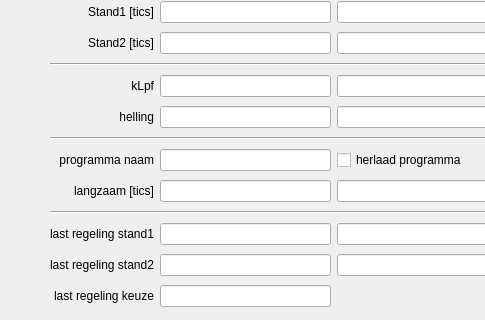
First picture: the form in baanUI/QtRegelaarInstellingenDialoog.ui, repository Zoev89/baan, before the edit; both pictures show x 0 to 485 and y 293 to 613 of the 696 by 696 pixel window.
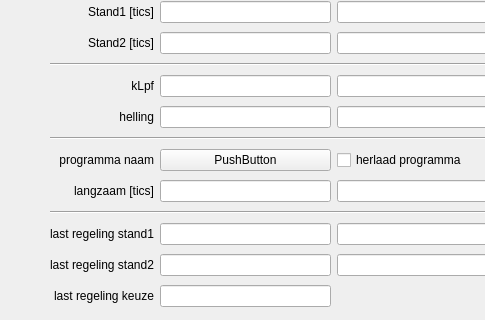
Second picture: the form after the edit.

Patch:
```diff
--- a/baanUI/QtRegelaarInstellingenDialoog.ui
+++ b/baanUI/QtRegelaarInstellingenDialoog.ui
@@ -306,9 +306,6 @@
       </property>
      </widget>
     </item>
-    <item row="16" column="1">
-     <widget class="QLineEdit" name="programmaNaam"/>
-    </item>
     <item row="13" column="1">
      <widget class="QLineEdit" name="kLpf"/>
     </item>
@@ -451,6 +448,13 @@
     <item row="21" column="1">
      <widget class="QLineEdit" name="lastRegelingKeuze"/>
     </item>
+    <item row="16" column="1">
+     <widget class="QPushButton" name="programmaNaam">
+      <property name="text">
+       <string>PushButton</string>
+      </property>
+     </widget>
+    </item>
    </layout>
   </widget>
  </widget>
```
